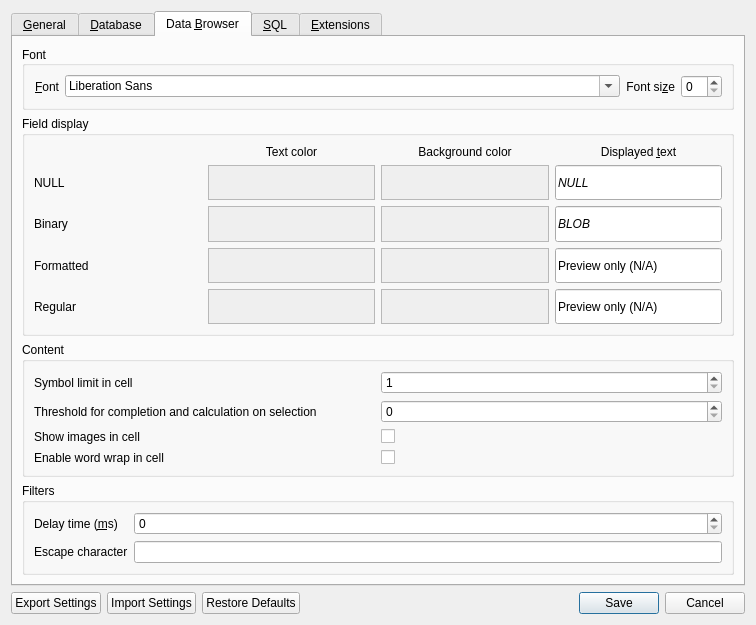
The window that src/PreferencesDialog.ui (deepsidhu1313/sqlitebrowser) describes before a commit, drawn with Qt 5.
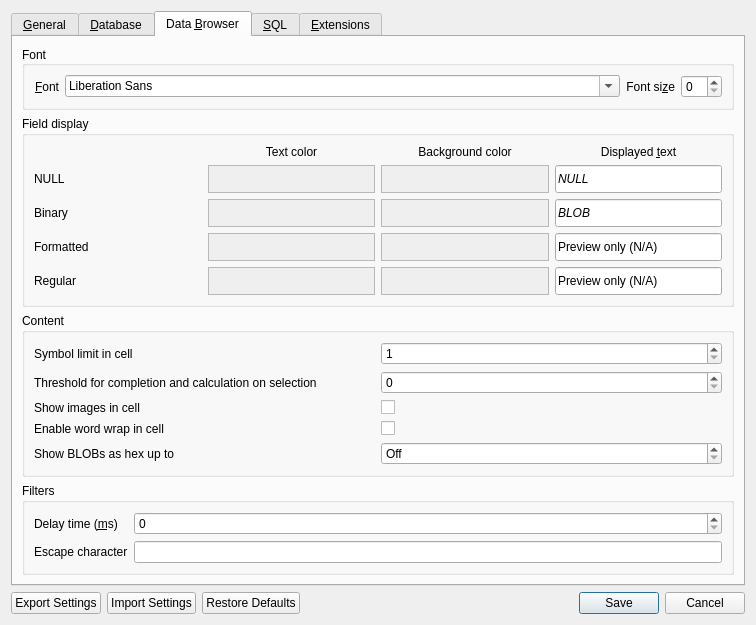
The same window after the commit. The open tabs and pages were chosen to show the change. Icons and pictures are not drawn. Custom widgets are drawn as their Qt base class.

Commit message: Add an option to show small BLOBs as hex strings in the cells

```diff
--- a/src/PreferencesDialog.ui
+++ b/src/PreferencesDialog.ui
@@ -1293,6 +1293,16 @@
               </property>
              </widget>
             </item>
+            <item row="4" column="0">
+             <widget class="QLabel" name="labelBlobHexLimit">
+              <property name="text">
+               <string>Show BLOBs as hex up to</string>
+              </property>
+              <property name="buddy">
+               <cstring>spinBlobHexLimit</cstring>
+              </property>
+             </widget>
+            </item>
             <item row="0" column="1">
              <widget class="QSpinBox" name="spinSymbolLimit">
               <property name="correctionMode">
@@ -1343,6 +1353,28 @@
               </property>
              </widget>
             </item>
+            <item row="4" column="1">
+             <widget class="QSpinBox" name="spinBlobHexLimit">
+              <property name="toolTip">
+               <string>BLOBs of at most this many bytes are shown as a hexadecimal string in the cells. Larger BLOBs are shown as the BLOB text above. The hexadecimal string is cut off at the symbol limit. Set to 0 to always show the BLOB text.</string>
+              </property>
+              <property name="specialValueText">
+               <string>Off</string>
+              </property>
+              <property name="suffix">
+               <string> bytes</string>
+              </property>
+              <property name="correctionMode">
+               <enum>QAbstractSpinBox::CorrectToNearestValue</enum>
+              </property>
+              <property name="minimum">
+               <number>0</number>
+              </property>
+              <property name="maximum">
+               <number>10000</number>
+              </property>
+             </widget>
+            </item>
            </layout>
           </widget>
          </item>
```
Left out of the diff: 1 changed line with no effect on the pictures. The commit also changes 7 other files.
